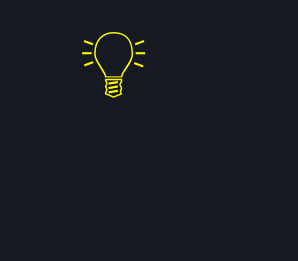
First picture: the form in testes/_TESTE/lembrete.ui, repository FariasMarina/Minerva, before the edit.
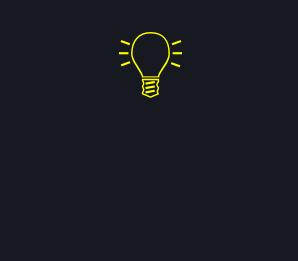
Second picture: the form after the edit. Icons and pictures are not drawn.

The edit to the form file:
```diff
--- a/testes/_TESTE/lembrete.ui
+++ b/testes/_TESTE/lembrete.ui
@@ -38,7 +38,10 @@
         <string notr="true">color: yellow</string>
        </property>
        <property name="text">
-        <string>   💡</string>
+        <string>💡</string>
+       </property>
+       <property name="alignment">
+        <set>Qt::AlignCenter</set>
        </property>
       </widget>
      </item>
```
Left out of the diff: 11 changed lines with no effect on the pictures.
